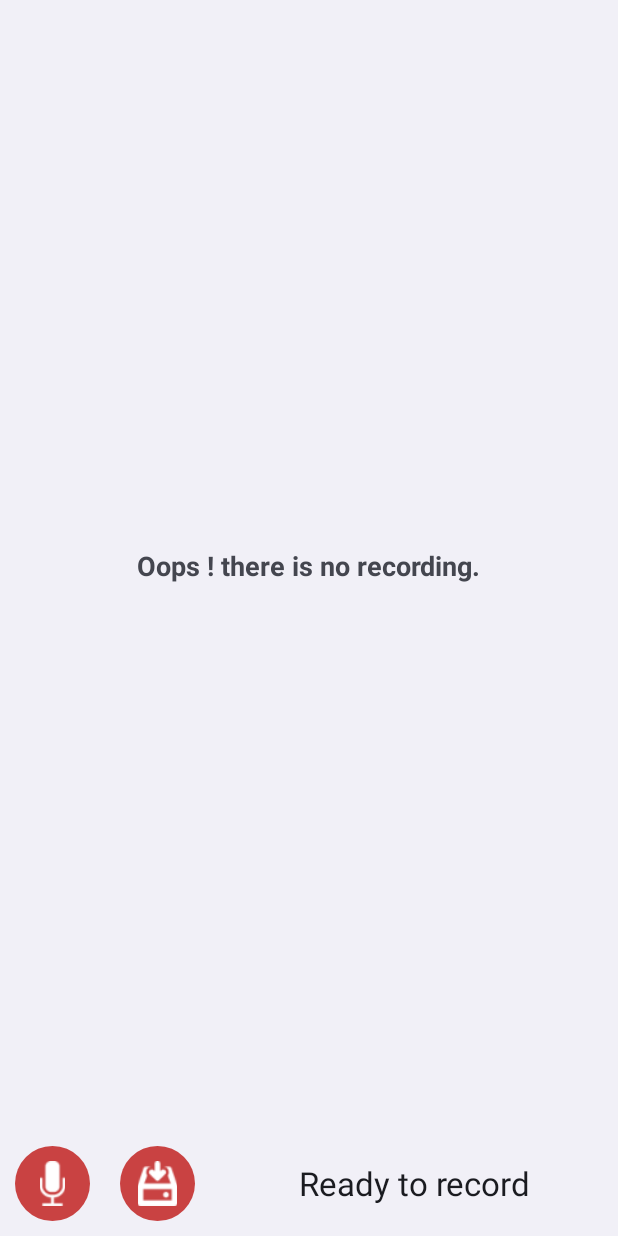
After one commit to amansinghal/MusicWhistleListener, an Android app: the RecorderActivity screen opened directly, with no data from a screen before it, on a phone screen of 412 x 824 dp. The commit adds this screen. Run offline under Robolectric (Android 15) with nearby library versions, the phone set to English and light mode, and no system bars; libraries missing offline, so code that uses them is left out: com.github.lassana.recorder.

Commit message:
Add Recorder

```diff
--- a/app/build.gradle
+++ b/app/build.gradle
@@ -16,13 +16,17 @@ android {
             proguardFiles getDefaultProguardFile('proguard-android.txt'), 'proguard-rules.pro'
         }
     }
+    packagingOptions {
+        exclude 'AndroidManifest.xml'
+    }
     productFlavors {
     }
 }
 
 dependencies {
-    compile fileTree(dir: 'libs', include: ['*.jar'])
+    compile fileTree(include: ['*.jar'], dir: 'libs')
     compile files('src/main/libs/musicg-1.4.2.0.jar')
     compile 'com.android.support:support-v4:22.2.1'
     compile files('src/main/libs/musicg.jar')
+    compile project(':recorder')
 }
--- a/app/src/main/java/com/music/aman/musicg/Activity_Splash.java
+++ b/app/src/main/java/com/music/aman/musicg/Activity_Splash.java
@@ -6,9 +6,6 @@ import android.animation.ValueAnimator;
 import android.app.Activity;
 import android.graphics.Typeface;
 import android.os.Bundle;
-import android.os.CountDownTimer;
-import android.view.Menu;
-import android.view.MenuItem;
 import android.view.View;
 import android.widget.ImageView;
 import android.widget.ProgressBar;
--- /dev/null
+++ b/app/src/main/java/com/music/aman/musicg/RecorderActivity.java
@@ -0,0 +1,128 @@
+package com.music.aman.musicg;
+
+import android.app.Activity;
+import android.content.Context;
+import android.content.Intent;
+import android.database.Cursor;
+import android.os.Bundle;
+import android.os.Environment;
+import android.provider.MediaStore;
+import android.view.View;
+import android.widget.ImageView;
+import android.widget.ListView;
+import android.widget.TextView;
+import android.widget.Toast;
+
+import com.github.lassana.recorder.AudioRecorder;
+
+import java.io.File;
+import java.util.ArrayList;
+
+/**
+ * Created by kipl217 on 9/2/2015.
+ */
+public class RecorderActivity extends Activity implements View.OnClickListener {
+
+    public final static String PATH = Environment.getExternalStorageDirectory() + "/WhistleAndFind/";
+    public final static String PREFIX = "WF_REC_";
+    TextView tv_list_status, tv_record_status;
+    ImageView iv_play_pause, iv_save;
+    ListView lv_recordings;
+    ArrayList<RecordModel> listRecords;
+    boolean isRecording = false;
+    File lastRecordedFile;
+    AudioRecorder audioRecorder;
+
+    public static Intent getIntent(Context context) {
+        return new Intent(context, RecorderActivity.class);
+    }
+
+    @Override
+    protected void onCreate(Bundle savedInstanceState) {
+        super.onCreate(savedInstanceState);
+        setContentView(R.layout.activity_recorder);
+        initUI();
+        getRecordings();
+    }
+
+    private void getRecordings() {
+        Cursor cursor = getContentResolver().query(android.provider.MediaStore.Audio.Media.EXTERNAL_CONTENT_URI,
+                null, MediaStore.Audio.Media.DISPLAY_NAME + " = ?", new String[]{PREFIX}, null);
+        cursor.moveToFirst();
+        if (cursor.getCount() > 0) {
+            String path = cursor.getString(cursor.getColumnIndex(MediaStore.Images.Media.DATA));
+        }
+    }
+
+    private void initUI() {
+        tv_list_status = (TextView) findViewById(R.id.activity_record_tv_list_status);
+        tv_record_status = (TextView) findViewById(R.id.activity_record_tv_record_status);
+        iv_play_pause = (ImageView) findViewById(R.id.activity_record_iv_play_pause);
+        iv_play_pause.setOnClickListener(this);
+        iv_save = (ImageView) findViewById(R.id.activity_record_iv_save);
+        iv_save.setOnClickListener(this);
+        lv_recordings = (ListView) findViewById(R.id.activity_record_lv);
+    }
+
+    @Override
+    public void onClick(View v) {
+        if (v.getId() == R.id.activity_record_iv_play_pause) {
+            if (!isRecording) {
+                lastRecordedFile = getPath();
+                if (lastRecordedFile != null)
+                    startRecording(lastRecordedFile);
+                else
+                    Toast.makeText(RecorderActivity.this,"Error while creating File Path",Toast.LENGTH_LONG).show();
+            } else {
+                stopRecording();
+            }
+        }
+        if (v.getId() == R.id.activity_record_iv_save) {
+
+        }
+    }
+
+    private void startRecording(File file) {
+             final Context context = this;
+            audioRecorder = AudioRecorder.build(context,PREFIX + System.currentTimeMillis());
+
+        audioRecorder.start(new AudioRecorder.OnStartListener() {
+            @Override
+            public void onStarted() {
+                tv_record_status.setText("Recording...");
+            }
+
+            @Override
+            public void onException(Exception e) {
+                e.printStackTrace();
+                tv_record_status.setText(e.getMessage());
+            }
+        });
+    }
+
+    private void stopRecording() {
+        audioRecorder.pause(new AudioRecorder.OnPauseListener() {
+            @Override
+            public void onPaused(String activeRecordFileName) {
+                tv_record_status.setText("Ready to record.");
+            }
+
+            @Override
+            public void onException(Exception e) {
+                e.printStackTrace();
+                tv_record_status.setText(e.getMessage());
+            }
+        });
+    }
+
+    private File getPath() {
+        File file = new File(PATH);
+        if (!file.exists()) {
+            if (!file.mkdirs()) {
+                return null;
+            }
+        }
+        file = new File(PATH + PREFIX + System.currentTimeMillis() + ".3gpp");
+        return file;
+    }
+}
--- a/app/src/main/java/com/music/aman/musicg/RecorderThread.java
+++ b/app/src/main/java/com/music/aman/musicg/RecorderThread.java
@@ -33,9 +33,10 @@ public class RecorderThread extends Thread {
     private int sampleRate = 44100;
     private int frameByteSize = 2048; // for 1024 fft size (16bit sample size)
     byte[] buffer;
+    int recBufSize;
 
     public RecorderThread() {
-        int recBufSize = AudioRecord.getMinBufferSize(sampleRate, channelConfiguration, audioEncoding); // need to be larger than size of a frame
+        recBufSize = AudioRecord.getMinBufferSize(sampleRate, channelConfiguration, audioEncoding); // need to be larger than size of a frame
         audioRecord = new AudioRecord(MediaRecorder.AudioSource.MIC, sampleRate, channelConfiguration, audioEncoding, recBufSize);
         buffer = new byte[frameByteSize];
     }
--- a/app/src/main/res/layout/activity_main.xml
+++ b/app/src/main/res/layout/activity_main.xml
@@ -88,11 +88,12 @@
             android:textSize="23dp" />
 
         <ToggleButton
+            android:id="@+id/toggleBtn"
             android:layout_width="50dp"
             android:layout_height="30dp"
             android:layout_marginLeft="5dp"
             android:background="@drawable/toggle_selector"
-            android:onClick="futureAlert"
+            android:checked="true"
             android:text="Test"
             android:textOff=""
 
--- /dev/null
+++ b/app/src/main/res/layout/activity_recorder.xml
@@ -0,0 +1,61 @@
+<?xml version="1.0" encoding="utf-8"?>
+<LinearLayout xmlns:android="http://schemas.android.com/apk/res/android"
+    android:layout_width="match_parent"
+    android:layout_height="match_parent"
+    android:orientation="vertical">
+
+    <FrameLayout
+        android:layout_width="match_parent"
+        android:layout_height="wrap_content"
+        android:layout_weight="1">
+
+        <ListView
+            android:id="@+id/activity_record_lv"
+            android:layout_width="match_parent"
+            android:layout_height="wrap_content" />
+
+        <TextView
+            android:id="@+id/activity_record_tv_list_status"
+            android:layout_width="wrap_content"
+            android:layout_height="wrap_content"
+            android:layout_gravity="center"
+            android:textStyle="bold"
+            android:textAppearance="?android:attr/textAppearanceMedium"
+            android:text="Oops ! there is no recording."/>
+    </FrameLayout>
+
+    <LinearLayout
+        android:layout_width="match_parent"
+        android:layout_height="wrap_content"
+        android:orientation="horizontal"
+        android:padding="10dp">
+
+        <ImageView
+            android:id="@+id/activity_record_iv_play_pause"
+            android:layout_width="50dp"
+            android:layout_height="50dp"
+            android:background="@drawable/bg_rectangle"
+            android:padding="10dp"
+            android:src="@drawable/record" />
+
+        <ImageView
+            android:id="@+id/activity_record_iv_save"
+            android:layout_width="50dp"
+            android:layout_height="50dp"
+            android:layout_marginLeft="20dp"
+            android:background="@drawable/bg_rectangle"
+            android:padding="10dp"
+            android:src="@drawable/save" />
+
+        <TextView
+            android:id="@+id/activity_record_tv_record_status"
+            android:layout_width="wrap_content"
+            android:layout_height="match_parent"
+            android:layout_marginLeft="20dp"
+            android:layout_weight="1"
+            android:gravity="center"
+            android:text="@string/ready_to_record"
+            android:textAppearance="?android:attr/textAppearanceLarge" />
+    </LinearLayout>
+
+</LinearLayout>
--- a/app/src/main/res/layout/activity_splash.xml
+++ b/app/src/main/res/layout/activity_splash.xml
@@ -2,14 +2,13 @@
 <RelativeLayout xmlns:android="http://schemas.android.com/apk/res/android"
     android:layout_width="match_parent"
     android:layout_height="match_parent"
-    android:background="@drawable/background"
+    android:background="#fff"
     android:orientation="vertical">
 
     <FrameLayout
         android:layout_width="wrap_content"
         android:layout_height="wrap_content"
         android:layout_centerInParent="true"
-        android:background="#fff"
         android:padding="20dp"
         android:layout_gravity="center"
         >
--- a/app/src/main/res/values/strings.xml
+++ b/app/src/main/res/values/strings.xml
@@ -5,4 +5,5 @@
     <string name="action_settings">Settings</string>
     <string name="whistle_find">Whistle &amp; Find</string>
     <string name="select_ring"><u>Select options:.</u></string>
+    <string name="ready_to_record">Ready to record</string>
 </resources>
--- a/settings.gradle
+++ b/settings.gradle
@@ -1 +1 @@
-include ':app'
+include ':app', ':recorder'
```
Also changed, not shown: app/src/main/AndroidManifest.xml (+9 -2 lines), app/src/main/java/com/music/aman/musicg/Activity_Dialog_Found.java (+46 -4 lines), app/src/main/java/com/music/aman/musicg/MainActivity.java (+50 -18 lines), app/src/main/java/com/music/aman/musicg/RecordModel.java (added, +12 -0 lines), app/src/main/res/drawable-xhdpi/save.png (added).
